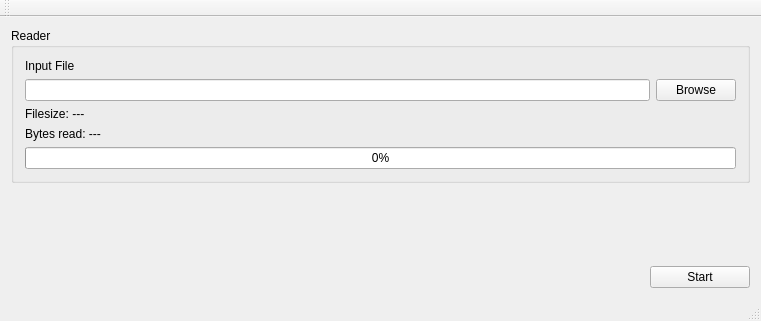
Qt form src/mainwindow.ui (tisalexander/task2) before a commit.
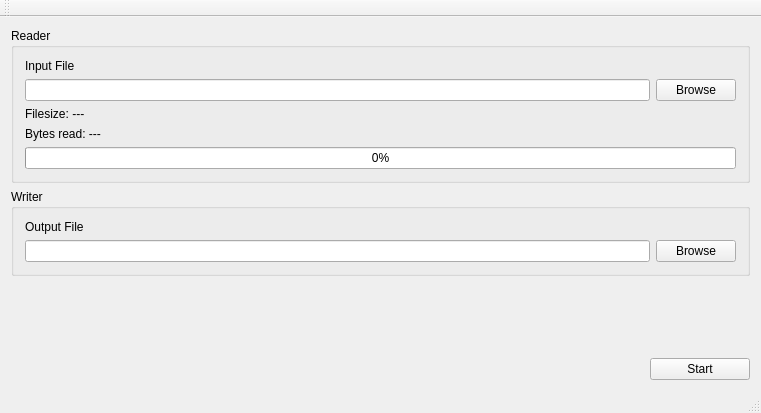
The same form after that commit.

Patch:
```diff
--- a/src/mainwindow.ui
+++ b/src/mainwindow.ui
@@ -7,7 +7,7 @@
     <x>0</x>
     <y>0</y>
     <width>761</width>
-    <height>321</height>
+    <height>413</height>
    </rect>
   </property>
   <property name="windowTitle">
@@ -66,6 +66,36 @@
       </layout>
      </widget>
     </item>
+    <item>
+     <widget class="QGroupBox" name="groupBox_2">
+      <property name="title">
+       <string>Writer</string>
+      </property>
+      <layout class="QVBoxLayout" name="verticalLayout_3">
+       <item>
+        <widget class="QLabel" name="label_2">
+         <property name="text">
+          <string>Output File</string>
+         </property>
+        </widget>
+       </item>
+       <item>
+        <layout class="QHBoxLayout" name="horizontalLayout_3">
+         <item>
+          <widget class="QLineEdit" name="lineEdit_filepath_2"/>
+         </item>
+         <item>
+          <widget class="QPushButton" name="pushButton">
+           <property name="text">
+            <string>Browse</string>
+           </property>
+          </widget>
+         </item>
+        </layout>
+       </item>
+      </layout>
+     </widget>
+    </item>
     <item>
      <spacer name="verticalSpacer">
       <property name="orientation">
```
